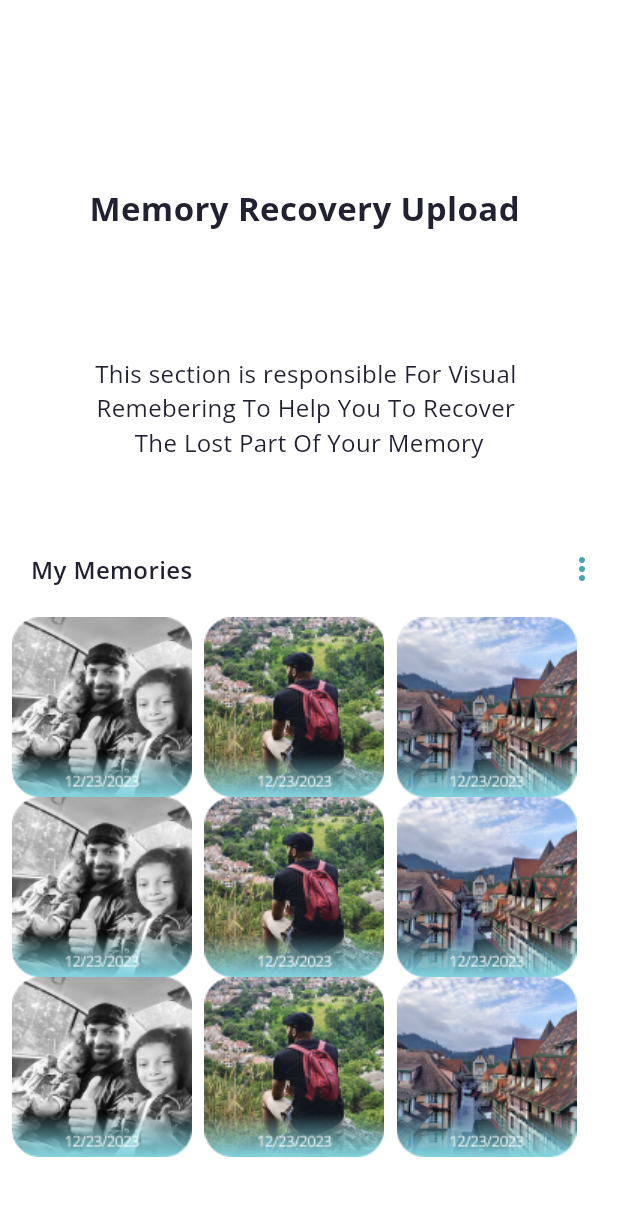
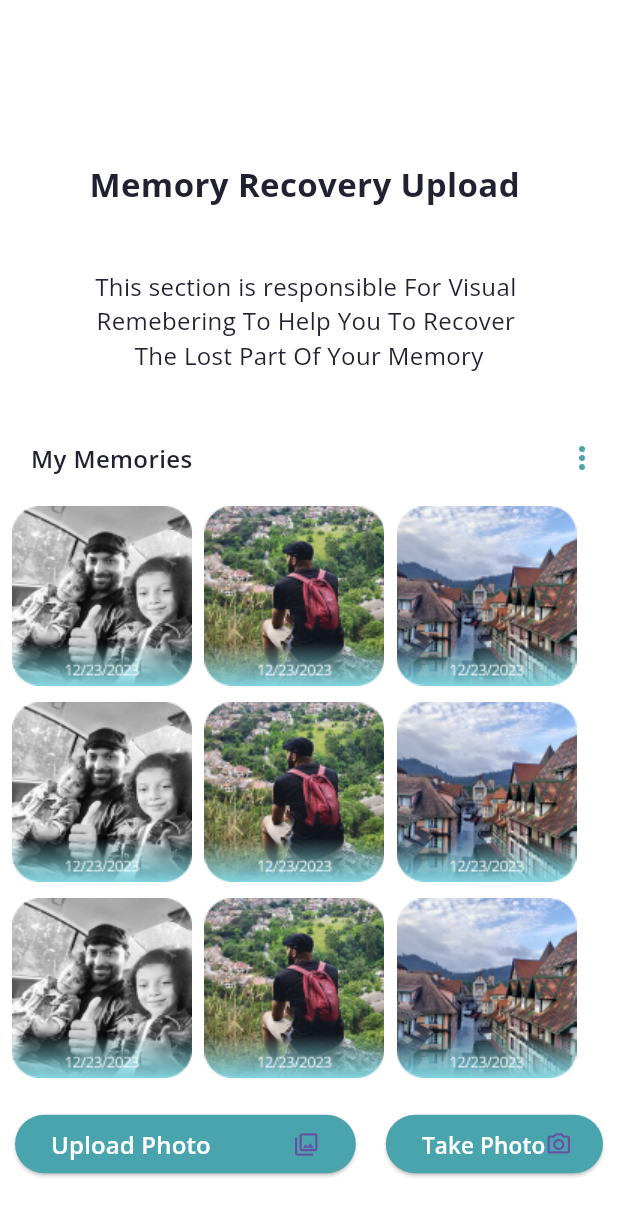
Before and after one commit to Mohamed-lalah/rafik, a Flutter app: the screen it shows after launch, on a phone screen of 412 x 824 dp. Shown: the top 1216 px of the screen. Run offline on Flutter 3.47's test engine with Material 3 defaults, Android fonts, the phone set to English and light mode, and no system bars; our stand-ins replace google_fonts.

Commit message:
Memory screen Photo (upload and take added )

```diff
--- a/lib/ui/screens/memory_screen.dart
+++ b/lib/ui/screens/memory_screen.dart
@@ -21,7 +21,7 @@ class MemoryScreen extends StatelessWidget {
           crossAxisAlignment: CrossAxisAlignment.stretch,
           children: [
             SizedBox(
-              height: height*0.15,
+              height: height*0.13,
             ),
             Center(
               child: Text("Memory Recovery Upload ",
@@ -29,7 +29,7 @@ class MemoryScreen extends StatelessWidget {
             ),
 
             SizedBox(
-              height: height*0.1,
+              height: height*0.05,
             ),
             Column(
              children: [
@@ -41,7 +41,7 @@ class MemoryScreen extends StatelessWidget {
                    style: AppTheme.memory_Sub_TitleStyle),
              ],
            ),
-            SizedBox(height: height*0.06,),
+            SizedBox(height: height*0.04,),
             Row(
               children: [
                 Padding(
@@ -72,6 +72,7 @@ class MemoryScreen extends StatelessWidget {
                         Memories(path:"assets/images/photo3 (1X).png" ,)
                       ],
                     ),
+                    SizedBox(height: height*0.013,),
                     Row(
                       children: [
                         Memories(path:"assets/images/photo1(1x).png" ,),
@@ -81,6 +82,7 @@ class MemoryScreen extends StatelessWidget {
                         Memories(path:"assets/images/photo3 (1X).png" ,)
                       ],
                     ),
+                    SizedBox(height: height*0.013,),
                     Row(
                       children: [
                         Memories(path:"assets/images/photo1(1x).png" ,),
@@ -94,6 +96,65 @@ class MemoryScreen extends StatelessWidget {
                   ],
                 ),
               ),
+            ),
+            SizedBox(height: height*0.02,),
+            Row(
+              children: [
+                Expanded(
+                  flex: 6,
+                  child: Container(
+                    height: 39,
+                    width: 365,
+                    padding: const EdgeInsets.fromLTRB(10, 0, 10, 0),
+                    child: ElevatedButton(
+                        style: ButtonStyle(
+                          backgroundColor:
+                          MaterialStateProperty.all<Color>(AppColors.login_Button_Color),
+                        ),
+                        onPressed: (){},
+                        child:Row(
+                          children: [
+                            Text("Upload Photo",style: AppTheme.memory_Sub_TitleStyle
+                            .copyWith(
+                        fontWeight: FontWeight.w600,
+                            color: AppColors.white
+
+                        ),),
+                            Spacer(),
+                            Icon(Icons.photo_library_outlined)
+                          ],
+                        ) ),
+                  ),
+                ),
+                Expanded(
+                  flex: 4,
+                  child: Container(
+                    height: 39,
+                    width: 365,
+                    padding: const EdgeInsets.fromLTRB(10, 0, 10, 0),
+                    child: ElevatedButton(
+                        style: ButtonStyle(
+                          backgroundColor:
+                          MaterialStateProperty.all<Color>(AppColors.login_Button_Color),
+                        ),
+                        onPressed: (){},
+                        child:Row(
+                          children: [
+                            Text("Take Photo",style: AppTheme.memory_Sub_TitleStyle
+                              .copyWith(
+                              fontWeight: FontWeight.w600,
+                              color: AppColors.white,
+                              fontSize: 15
+
+                            ),),
+                            Spacer(),
+                            Icon(Icons.camera_alt_outlined)
+                          ],
+                        )
+                         ),
+                  ),
+                ),
+              ],
             )
           ],
         ),
```
